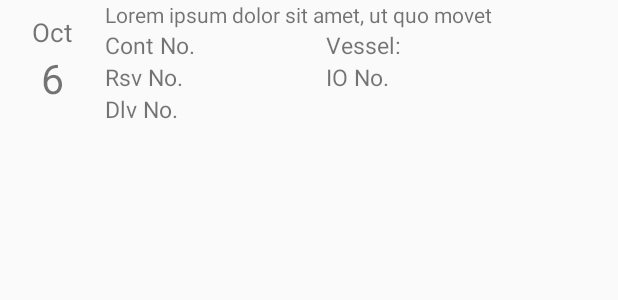
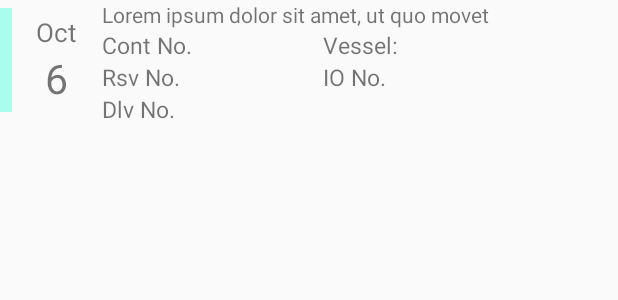
Before and after one commit to liyalala/YTDWM, an Android app: the layout listview_tasklist.xml on its own in the app's theme, with its tools: preview values and no code run, on a phone screen of 412 x 824 dp. Shown: the top 300 px of the screen. Run offline under Robolectric (Android 15) with nearby library versions, the phone set to English and light mode, and no system bars.

Commit message:
1) adjusted layouts 2) display color indicator depending on Task Type

```diff
--- a/app/src/main/res/layout-large-hdpi/listview_tasklist.xml
+++ b/app/src/main/res/layout-large-hdpi/listview_tasklist.xml
@@ -6,11 +6,21 @@
 
     <LinearLayout
         android:layout_width="match_parent"
-        android:layout_height="wrap_content"
+        android:layout_height="match_parent"
         android:orientation="horizontal">
 
         <LinearLayout
-            android:layout_width="90dp"
+            android:id="@+id/lytColorInd"
+            android:layout_width="8dp"
+            android:layout_height="match_parent"
+            android:layout_marginBottom="5dp"
+            android:layout_marginTop="5dp"
+            android:background="@color/IDRcv1"
+            android:gravity="center_vertical"
+            android:orientation="vertical"></LinearLayout>
+
+        <LinearLayout
+            android:layout_width="80dp"
             android:layout_height="match_parent"
             android:gravity="center_vertical"
             android:orientation="vertical">
@@ -46,7 +56,7 @@
                 android:layout_width="match_parent"
                 android:layout_height="wrap_content"
                 android:layout_gravity="center_vertical"
-                android:text="Lorem ipsum dolor sit amet, ut quo movet scripta epicurei"
+                android:text="Lorem ipsum dolor sit amet, ut quo movet scripta"
                 android:textAppearance="?android:attr/textAppearanceSmall"
                 android:textSize="15sp" />
 
--- a/app/src/main/res/layout/listview_tasklist.xml
+++ b/app/src/main/res/layout/listview_tasklist.xml
@@ -6,11 +6,21 @@
 
     <LinearLayout
         android:layout_width="match_parent"
-        android:layout_height="wrap_content"
+        android:layout_height="match_parent"
         android:orientation="horizontal">
 
         <LinearLayout
-            android:layout_width="70dp"
+            android:id="@+id/lytColorInd"
+            android:layout_width="8dp"
+            android:layout_height="match_parent"
+            android:layout_marginBottom="5dp"
+            android:layout_marginTop="5dp"
+            android:background="@color/IDRcv1"
+            android:gravity="center_vertical"
+            android:orientation="vertical"></LinearLayout>
+
+        <LinearLayout
+            android:layout_width="60dp"
             android:layout_height="match_parent"
             android:gravity="center_vertical"
             android:orientation="vertical">
@@ -46,7 +56,7 @@
                 android:layout_height="wrap_content"
                 android:layout_gravity="center_vertical"
                 android:layout_marginTop="0dp"
-                android:text="Lorem ipsum dolor sit amet, ut quo movet "
+                android:text="Lorem ipsum dolor sit amet, ut quo movet  "
                 android:textAppearance="?android:attr/textAppearanceSmall" />
 
             <LinearLayout
--- a/app/src/main/res/values/colors.xml
+++ b/app/src/main/res/values/colors.xml
@@ -15,4 +15,10 @@
     <color name="colorGreen">#5FFF1A</color>
     <color name="colorRed">#FF0000</color>
     <color name="tvDefault">#7f7f7f</color>
+
+    <color name="IDRcv1">#a7ffeb</color>
+    <color name="IDPost">#80d8ff</color>
+    <color name="PutAway1">#8c9eff</color>
+    <color name="Picking">#ffe0b2</color>
+    <color name="ODIssuance">#ff8a80</color>
 </resources>
```
Also changed, not shown: app/src/main/java/com/ist_systems/ytdwm/ListViewAndAdapters/HomeTaskListAdapter.java (+32 -5 lines).
